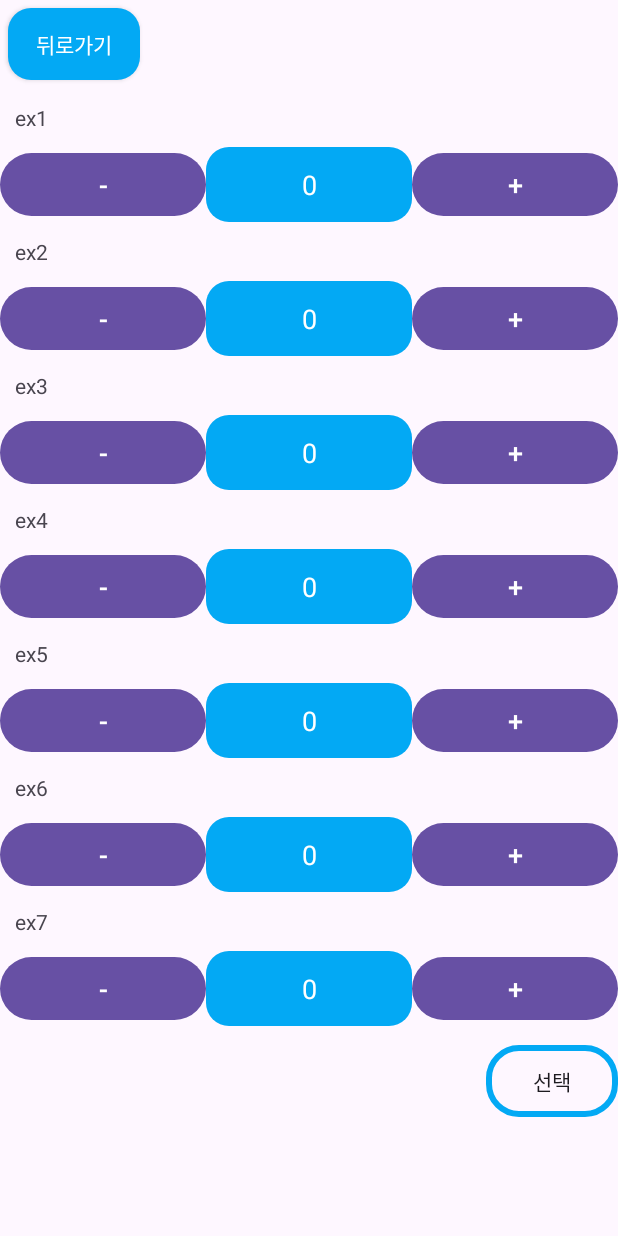
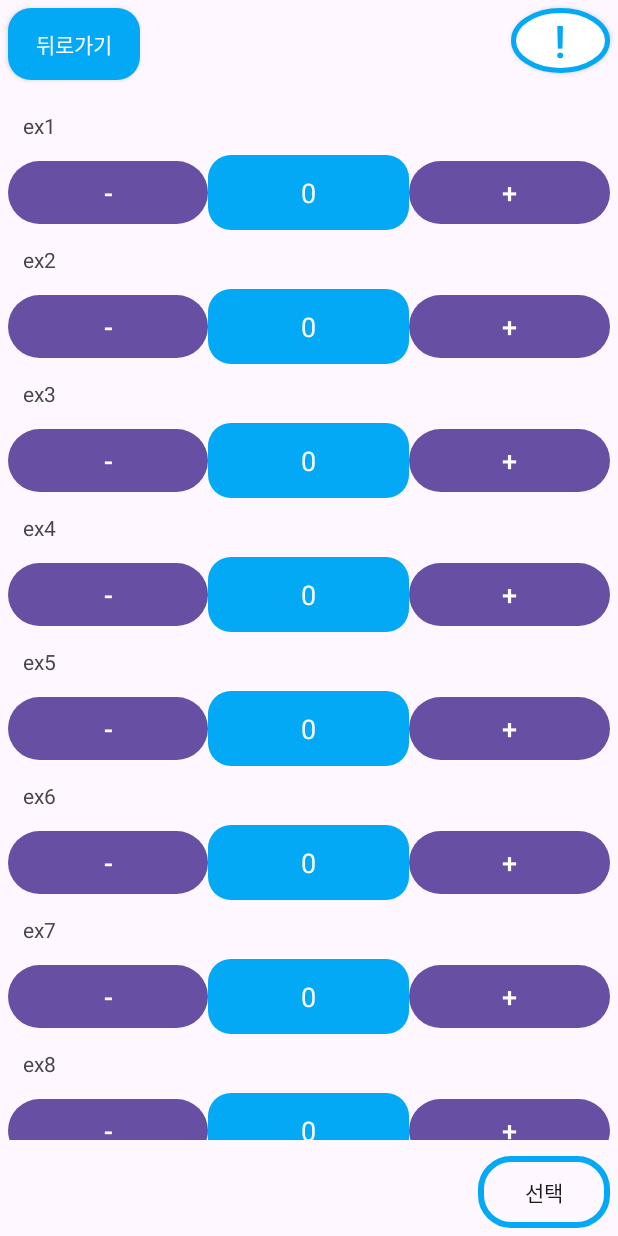
Before and after one commit to Githarold/BartendAiRtist, an Android app: the Custom screen opened directly, with no data from a screen before it, on a phone screen of 412 x 824 dp. Run offline under Robolectric (Android 15) with nearby library versions, the phone set to English and light mode, and no system bars.

Commit message:
feat : "커스텀 기능 디테일 추가"
커스텀시 ! 버튼 누르면 커스텀 단위(1=한펌프=30mL)를 알리고 총 합이 7(=210mL)을 넘으면 컵이 넘칠 수 있으니 주의하라는 안내 다이얼로그 표시되는 기능 추가

```diff
--- a/project/app/src/main/java/com/example/project/Custom.kt
+++ b/project/app/src/main/java/com/example/project/Custom.kt
@@ -65,11 +65,16 @@ class Custom : AppCompatActivity() {
         val selectBtn = findViewById<Button>(R.id.selectBtn)
         selectBtn.setOnClickListener {
             calculateTotalQuantity(ingredientsList)
-            if (totalQuantity > 10) {
+            if (totalQuantity > 8) {
                 showWarningDialog()
             } else {
                 showConfirmationDialog()
             }
+        }
+
+        val noticeBtn = findViewById<Button>(R.id.noticeBtn)
+        noticeBtn.setOnClickListener{
+            showCustomUnitDialog()
         }
     }
 
@@ -117,4 +122,15 @@ class Custom : AppCompatActivity() {
             totalQuantity += ingredient.quantity
         }
     }
+
+    private fun showCustomUnitDialog() {
+        val builder = AlertDialog.Builder(this)
+        builder.setTitle("커스텀 단위")
+        builder.setMessage("1=한펌프=30mL 입니다! \n재료의 총 펌프수 합이 7(=210mL)를 \n넘는다면 컵이 넘칠 수 있습니다!")
+        builder.setPositiveButton("확인") { dialog, _ ->
+            dialog.dismiss()
+        }
+        val dialog = builder.create()
+        dialog.show()
+    }
 }
--- /dev/null
+++ b/project/app/src/main/res/drawable/btn_circle.xml
@@ -0,0 +1,11 @@
+<?xml version="1.0" encoding="utf-8"?>
+<shape xmlns:android="http://schemas.android.com/apk/res/android"
+    android:shape="oval">
+    <solid android:color="#FFFFFF"/>
+    <stroke
+        android:width="3dp"
+        android:color="#03A9F4"/>
+    <size
+        android:width="100dp"
+        android:height="100dp"/>
+</shape>
--- a/project/app/src/main/res/layout/activity_custom.xml
+++ b/project/app/src/main/res/layout/activity_custom.xml
@@ -8,6 +8,10 @@
     android:orientation="vertical"
     tools:context=".Custom">
 
+    <RelativeLayout
+        android:layout_width="match_parent"
+        android:layout_height="wrap_content">
+
         <androidx.appcompat.widget.AppCompatButton
             android:id="@+id/backBtn"
             android:layout_width="wrap_content"
@@ -15,18 +19,41 @@
             android:text="뒤로가기"
             android:background="@drawable/btn_background"
             android:layout_margin="5dp"
-        android:textColor="#FFFFFF"/>
+            android:textColor="#FFFFFF"
+            android:layout_alignParentStart="true"
+            android:layout_centerVertical="true" />
+
+        <androidx.appcompat.widget.AppCompatButton
+            android:id="@+id/noticeBtn"
+            android:layout_width="52dp"
+            android:layout_height="43dp"
+            android:layout_alignParentEnd="true"
+            android:layout_marginStart="242dp"
+            android:layout_marginLeft="5dp"
+            android:layout_marginTop="5dp"
+            android:layout_marginEnd="5dp"
+            android:layout_marginRight="5dp"
+            android:layout_marginBottom="5dp"
+            android:layout_toEndOf="@id/backBtn"
+            android:background="@drawable/btn_circle"
+            android:text="!"
+            android:textColor="#03A9F4"
+            android:textSize="30dp" />
+    </RelativeLayout>
 
     <androidx.recyclerview.widget.RecyclerView
         android:id="@+id/cocktail_ingredients_list"
         android:layout_width="match_parent"
-        android:layout_height="638dp" />
+        android:layout_height="0dp"
+        android:layout_weight="1"
+        android:layout_margin="5dp" />
 
     <androidx.appcompat.widget.AppCompatButton
         android:id="@+id/selectBtn"
         android:layout_width="wrap_content"
         android:layout_height="wrap_content"
         android:background="@drawable/edit_background"
-        android:layout_gravity="bottom|right"
-        android:text="선택" />
+        android:layout_gravity="bottom|end"
+        android:text="선택"
+        android:layout_margin="5dp" />
 </LinearLayout>
```
Also changed, not shown: 60 other files. Lines whose indentation alone changed are shown as unchanged.
